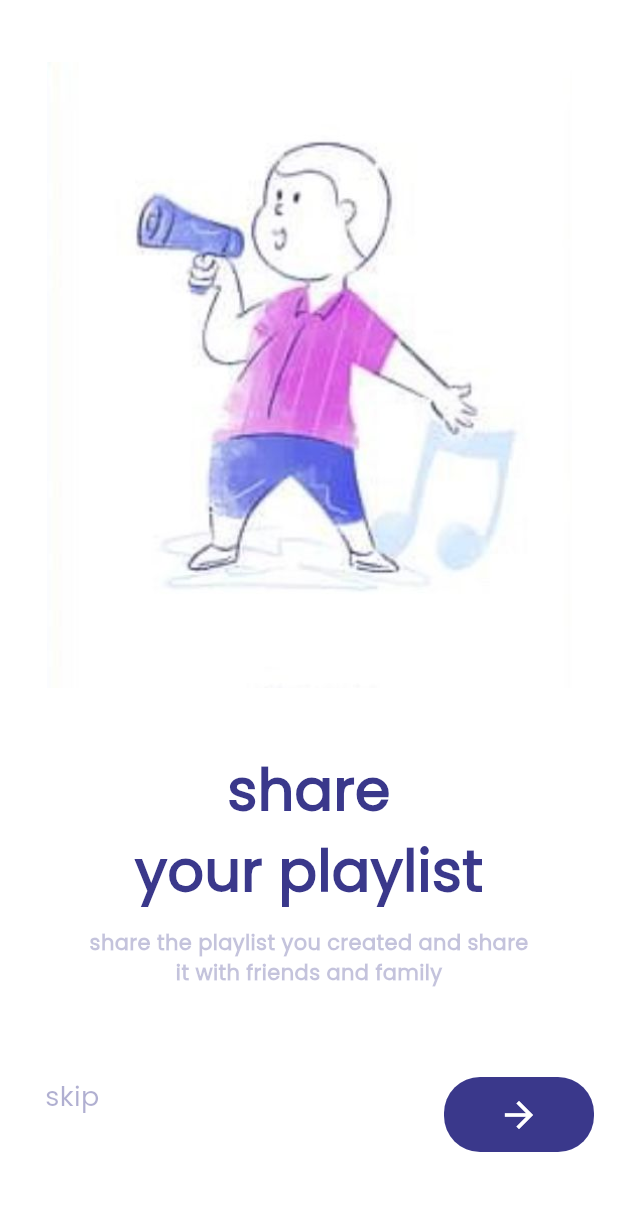
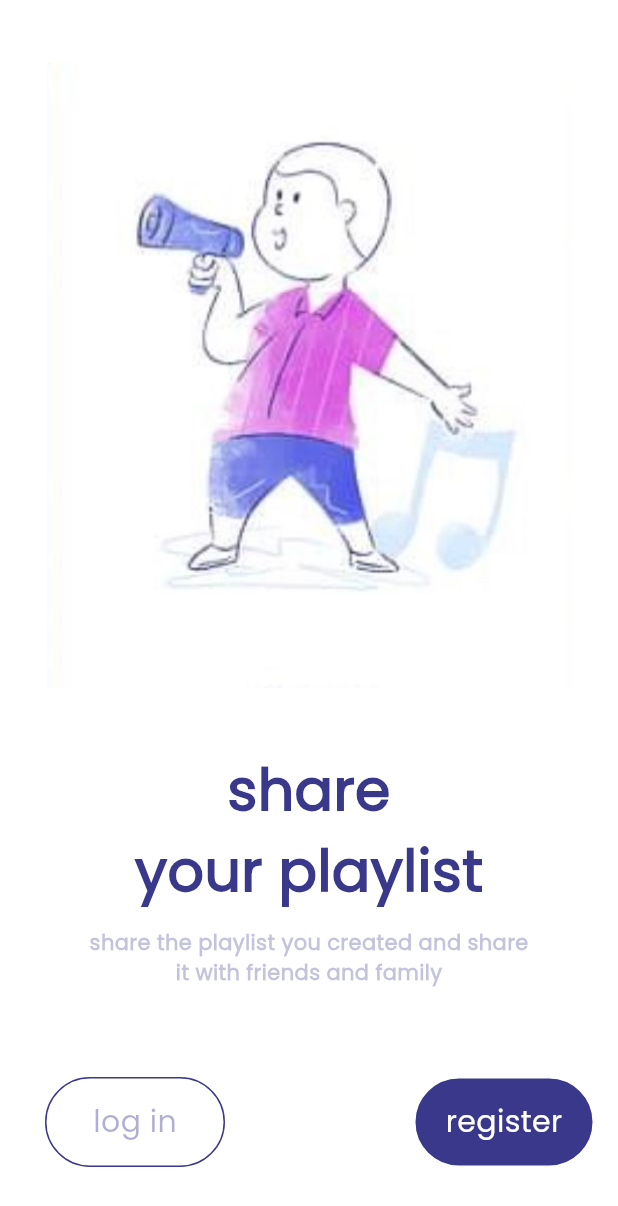
Before and after one commit to abdulrahmanibrahimdawood/Music_App, a Flutter app: the BodyThirdOpenPage screen opened directly, on a phone screen of 412 x 824 dp. Shown: the top 1206 px of the screen. Run offline on Flutter 3.47's test engine with Material 3 defaults, Android fonts, the phone set to English and light mode, and no system bars.

Commit message:
finish first 3 pages

```diff
--- a/lib/widgets/body_first_open_page.dart
+++ b/lib/widgets/body_first_open_page.dart
@@ -41,11 +41,14 @@ class BodyFirstOpenPage extends StatelessWidget {
               Padding(
                 padding: const EdgeInsets.only(left: 30.0),
                 child: CustomTextButtom(
+                  colorFont: kPrimaryColor.withOpacity(0.4),
                   fontSize: 18,
                   text: 'skip',
                   hight: 50,
                   width: 100,
-                  onTap: () {},
+                  onTap: () {
+                    Navigator.pushNamed(context, kThirdOpenPage);
+                  },
                 ),
               ),
               Padding(
--- a/lib/widgets/body_scound_open_page.dart
+++ b/lib/widgets/body_scound_open_page.dart
@@ -41,11 +41,14 @@ class BodyScoundtOpenPage extends StatelessWidget {
               Padding(
                 padding: const EdgeInsets.only(left: 30.0),
                 child: CustomTextButtom(
+                  colorFont: kPrimaryColor.withOpacity(0.4),
                   fontSize: 18,
                   text: 'skip',
                   hight: 50,
                   width: 100,
-                  onTap: () {},
+                  onTap: () {
+                    Navigator.pushNamed(context, kThirdOpenPage);
+                  },
                 ),
               ),
               Padding(
--- a/lib/widgets/body_third_open_page.dart
+++ b/lib/widgets/body_third_open_page.dart
@@ -1,4 +1,5 @@
 import 'package:flutter/material.dart';
+import 'package:music/constants.dart';
 import 'package:music/widgets/Custom_image_when_open_app.dart';
 import 'package:music/widgets/custom_icon_buttom_started.dart';
 import 'package:music/widgets/custom_sub_title.dart';
@@ -40,16 +41,24 @@ class BodyThirdOpenPage extends StatelessWidget {
               Padding(
                 padding: const EdgeInsets.only(left: 30.0),
                 child: CustomTextButtom(
-                  fontSize: 18,
-                  text: 'skip',
-                  hight: 50,
-                  width: 100,
+                  borderColor: kPrimaryColor,
+                  colorFont: kPrimaryColor.withOpacity(0.4),
+                  fontSize: 20,
+                  text: 'log in',
+                  hight: 60,
+                  width: 120,
                   onTap: () {},
                 ),
               ),
               Padding(
                 padding: const EdgeInsets.only(right: 16.0),
-                child: CustomIconBottomStarted(
+                child: CustomTextButtom(
+                  colorFont: Colors.white,
+                  color: kPrimaryColor,
+                  fontSize: 20,
+                  text: 'register',
+                  hight: 60,
+                  width: 120,
                   onTap: () {},
                 ),
               ),
--- a/lib/widgets/custom_text.dart
+++ b/lib/widgets/custom_text.dart
@@ -10,25 +10,34 @@ class CustomTextButtom extends StatelessWidget {
     required this.text,
     required this.fontSize,
     this.color,
+    this.colorFont,
+    this.borderColor,
   });
   final void Function()? onTap;
   final double hight, width;
   final String text;
   final double fontSize;
   final Color? color;
+  final Color? colorFont;
+  final Color? borderColor;
 
   @override
   Widget build(BuildContext context) {
     return GestureDetector(
       onTap: onTap,
       child: Container(
-        decoration: BoxDecoration(color: color),
+        decoration: BoxDecoration(
+            color: color,
+            borderRadius: BorderRadius.circular(32),
+            border: Border.all(
+                color: borderColor ?? const Color(0xffFFFFFF), width: 1)),
         height: hight,
         width: width,
-        child: Text(
-          text,
-          style: TextStyle(
-              color: kPrimaryColor.withOpacity(0.4), fontSize: fontSize),
+        child: Center(
+          child: Text(
+            text,
+            style: TextStyle(color: colorFont, fontSize: fontSize),
+          ),
         ),
       ),
     );
```
